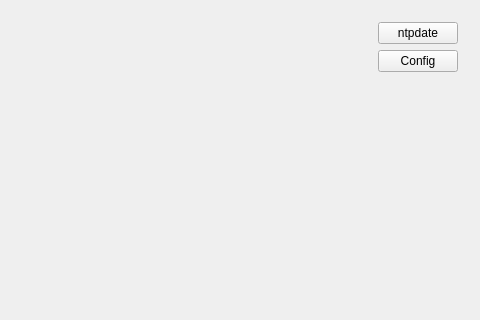
Qt form widget.ui (rcyboom/qtone) before a commit; both pictures show x 345 to 825 and y 0 to 320 of the 825 by 557 pixel window.
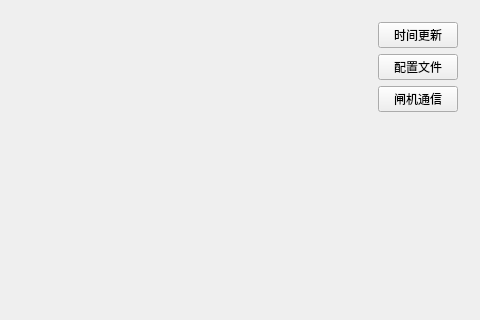
The same form after that commit.

```diff
--- a/widget.ui
+++ b/widget.ui
@@ -36,14 +36,21 @@
       <item>
        <widget class="QPushButton" name="btnNTP">
         <property name="text">
-         <string>ntpdate</string>
+         <string>时间更新</string>
         </property>
        </widget>
       </item>
       <item>
        <widget class="QPushButton" name="btncfg">
         <property name="text">
-         <string>Config</string>
+         <string>配置文件</string>
+        </property>
+       </widget>
+      </item>
+      <item>
+       <widget class="QPushButton" name="btnGate">
+        <property name="text">
+         <string>闸机通信</string>
         </property>
        </widget>
       </item>
```
